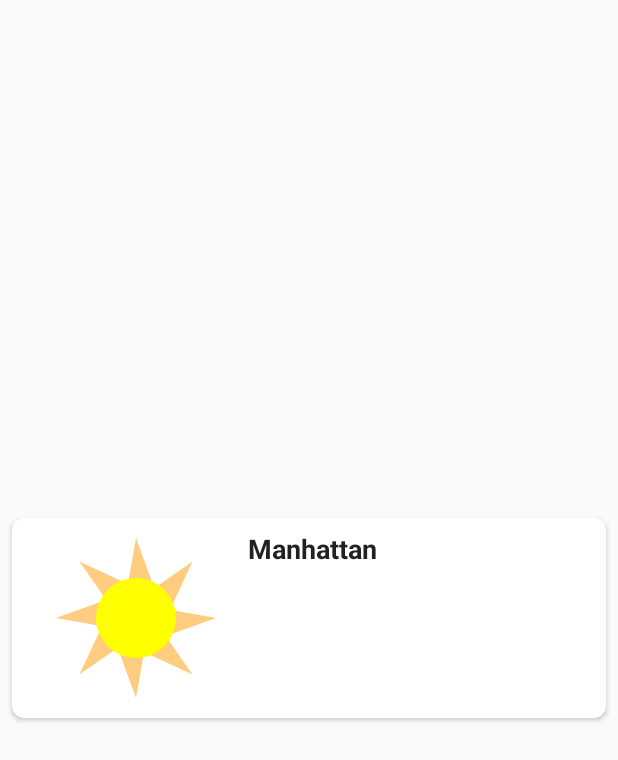
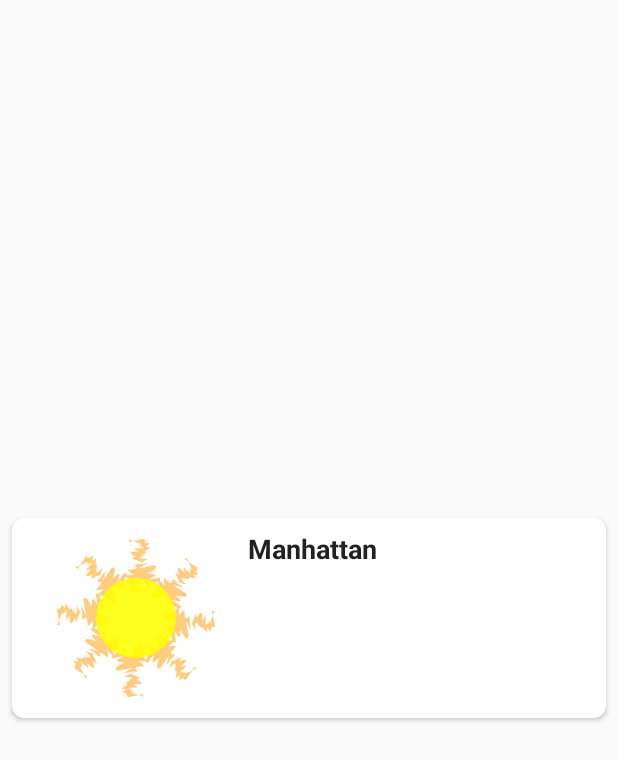
Before and after one commit to LostAztecian/WeatherApp, an Android app: the layout card_weather.xml on its own in the app's theme, with its tools: preview values and no code run, on a phone screen of 412 x 824 dp. Shown: the top 760 px of the screen. Run offline under Robolectric (Android 15) with nearby library versions, the phone set to English and light mode, and no system bars.

Commit message:
Icon is now rotating Weather cards now use WeatherIconView

```diff
--- a/app/src/main/java/ru/stoliarenkoas/weatherapp/WeatherIconView.java
+++ b/app/src/main/java/ru/stoliarenkoas/weatherapp/WeatherIconView.java
@@ -3,23 +3,30 @@ package ru.stoliarenkoas.weatherapp;
 import android.content.Context;
 import android.graphics.Canvas;
 import android.graphics.Color;
+import android.graphics.DiscretePathEffect;
 import android.graphics.Paint;
 import android.os.Build;
 import android.support.annotation.RequiresApi;
 import android.util.AttributeSet;
 import android.view.View;
 
+import java.util.Timer;
+import java.util.TimerTask;
+
 public class WeatherIconView extends View {
 
     private Paint paintOrange;
     private Paint paintYellow;
+    private float counter = 0;
 
     private void init() {
         paintOrange = new Paint();
         paintOrange.setColor(Color.parseColor("#FFCC80"));
         paintOrange.setStyle(Paint.Style.FILL);
+        paintOrange.setPathEffect(new DiscretePathEffect(2, 10));
         paintYellow = new Paint();
         paintYellow.setColor(Color.YELLOW);
+        paintYellow.setAlpha(0xE0);
         paintYellow.setStyle(Paint.Style.FILL);
     }
 
@@ -38,10 +45,23 @@ public class WeatherIconView extends View {
         init();
     }
 
+    @Override
+    protected void onAttachedToWindow() {
+        super.onAttachedToWindow();
+        Timer t = new Timer();
+        t.scheduleAtFixedRate(new TimerTask() {
+            @Override
+            public void run() {
+                invalidate();
+            }
+        }, 21, 21);
+    }
+
     @RequiresApi(api = Build.VERSION_CODES.LOLLIPOP)
     @Override
     protected void onDraw(Canvas canvas) {
         super.onDraw(canvas);
+        canvas.rotate((counter+=0.3)%45, 100, 100);
         for (int i = 0; i < 8; i++) {
             canvas.drawArc(50, 130, 150, 230, 250, 30, true, paintOrange);
             canvas.rotate(45, 100, 100);
```
Also changed, not shown: app/src/main/res/layout/fragment_city_selection.xml (+0 -7 lines).
